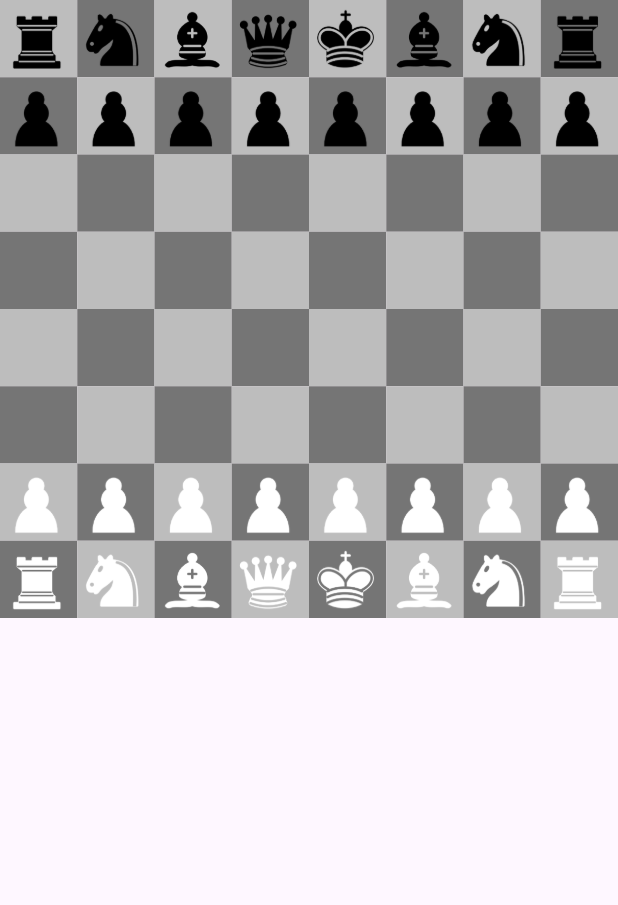
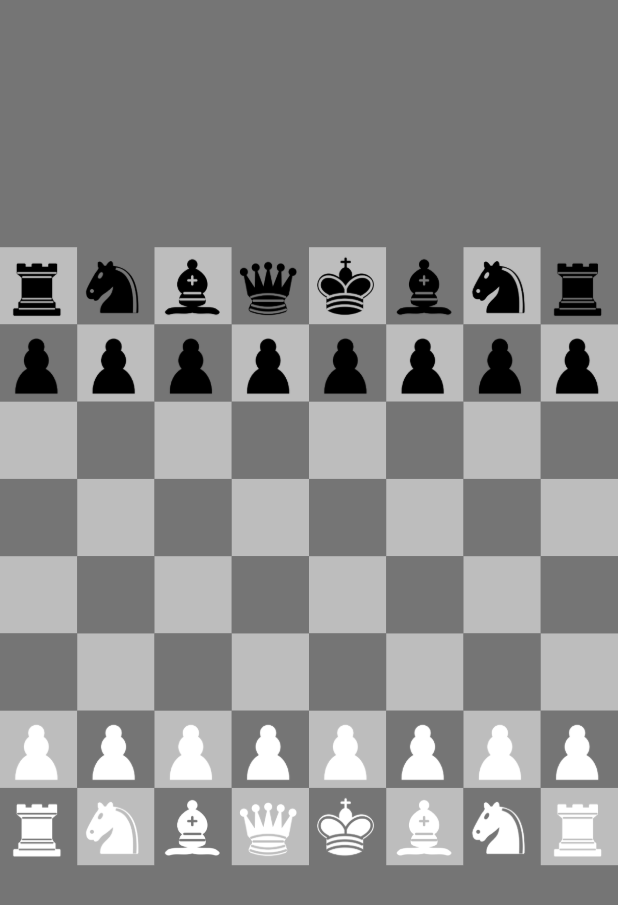
Before and after one commit to JadhavAnsh/chess_game, a Flutter app: the screen it shows after launch, on a phone screen of 412 x 824 dp. Shown: the top 905 px of the screen. Run offline on Flutter 3.47's test engine with Material 3 defaults, Android fonts, the phone set to English and light mode, and no system bars.

Commit message:
Added the functionality to show dead/taken pieces of the enemy on their side of board and also implemented the functionality to have turns like the white moves first and the black moves

```diff
--- a/lib/game_board.dart
+++ b/lib/game_board.dart
@@ -1,8 +1,9 @@
 import 'package:flutter/material.dart';
+import 'package:myapp/components/dead_piece.dart';
 import 'package:myapp/components/piece.dart';
 import 'package:myapp/components/squares.dart';
-
-import 'helper/helper_methods.dart';
+import 'package:myapp/helper/helper_methods.dart';
+import 'package:myapp/values/colors.dart';
 
 class GameBoard extends StatefulWidget {
   const GameBoard({super.key});
@@ -31,6 +32,15 @@ class _GameBoardState extends State<GameBoard> {
   // A list of valid moves for the currently selected piece
   // each move is represented as a list with 2 elements: row and column
   List<List<int>> validMoves = [];
+
+  //A list of white pieces that have been taken by the black player
+  List<ChessPiece> whitePiecesTaken = [];
+
+  //A list of black pieces that have been taken by the white player
+  List<ChessPiece> blackPiecesTaken = [];
+
+  // A boolean to indicate whose turn it is
+  bool isWhiteTurn = true;
 
   @override
   void initState() {
@@ -151,13 +161,16 @@ class _GameBoardState extends State<GameBoard> {
     setState(() {
       //no piece is has been selected yet, this is the first selection
       if (selectedPiece == null && board[row][col] != null) {
+        if (board[row][col]!.isWhite == isWhiteTurn) {
           selectedPiece = board[row][col];
           selectedRow = row;
           selectedCol = col;
         }
+      }
 
       // There is a piece already selected, but user can selected another one of their piece
-      else if (board[row][col] != null && board[row][col] !.isWhite == selectedPiece!.isWhite) {
+      else if (board[row][col] != null &&
+          board[row][col]!.isWhite == selectedPiece!.isWhite) {
         selectedPiece = board[row][col];
         selectedRow = row;
         selectedCol = col;
@@ -369,6 +382,17 @@ class _GameBoardState extends State<GameBoard> {
 
   //Move Pieces
   void movePiece(int newRow, int newCol) {
+    // if the new spot has an enemy piece
+    if (board[newRow][newCol] != null) {
+      // add the captured piece to the appropriate list
+      var capturedPiece = board[newRow][newCol];
+      if (capturedPiece!.isWhite) {
+        whitePiecesTaken.add(capturedPiece);
+      } else {
+        blackPiecesTaken.add(capturedPiece);
+      }
+    }
+
     // Move the piece and clear the old spot
     board[newRow][newCol] = selectedPiece;
     board[selectedRow][selectedCol] = null;
@@ -380,16 +404,39 @@ class _GameBoardState extends State<GameBoard> {
       selectedCol = -1;
       validMoves = [];
     });
+
+    // Change turns
+    isWhiteTurn = !isWhiteTurn;
   }
 
   @override
   Widget build(BuildContext context) {
     return Scaffold(
-      body: GridView.builder(
+      backgroundColor: backgroungColor,
+      body: Column(
+        children: [
+          // white pieces taken
+          Expanded(
+            child: GridView.builder(
+              physics: const NeverScrollableScrollPhysics(),
+              gridDelegate: const SliverGridDelegateWithFixedCrossAxisCount(
+                  crossAxisCount: 8),
+              itemCount: whitePiecesTaken.length,
+              itemBuilder: (context, index) => DeadPieces(
+                imagePath: whitePiecesTaken[index].imagePath,
+                isWhite: true,
+              ),
+            ),
+          ),
+
+          //Chess Board
+          Expanded(
+            flex: 3,
+            child: GridView.builder(
               itemCount: 8 * 8,
               physics: const NeverScrollableScrollPhysics(),
-        gridDelegate:
-            const SliverGridDelegateWithFixedCrossAxisCount(crossAxisCount: 8),
+              gridDelegate: const SliverGridDelegateWithFixedCrossAxisCount(
+                  crossAxisCount: 8),
               itemBuilder: (context, index) {
                 //get the row and column position of this square
                 int row = index ~/ 8;
@@ -416,6 +463,23 @@ class _GameBoardState extends State<GameBoard> {
                 );
               },
             ),
+          ),
+
+          // Black pieces taken
+          Expanded(
+            child: GridView.builder(
+              physics: const NeverScrollableScrollPhysics(),
+              gridDelegate: const SliverGridDelegateWithFixedCrossAxisCount(
+                  crossAxisCount: 8),
+              itemCount: blackPiecesTaken.length,
+              itemBuilder: (context, index) => DeadPieces(
+                imagePath: blackPiecesTaken[index].imagePath,
+                isWhite: false,
+              ),
+            ),
+          ),
+        ],
+      ),
     );
   }
 }
```
Also changed, not shown: lib/components/dead_piece.dart (added, +15 -0 lines), .idx/integrations.json (added). Lines whose indentation alone changed are shown as unchanged.
